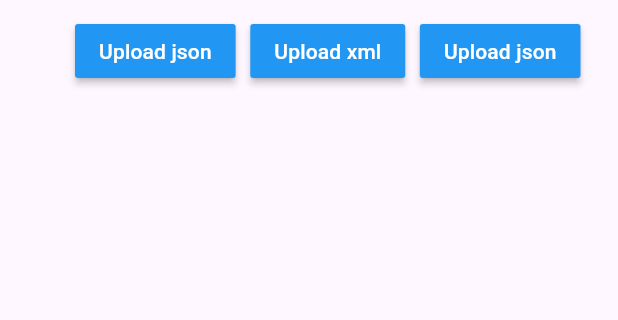
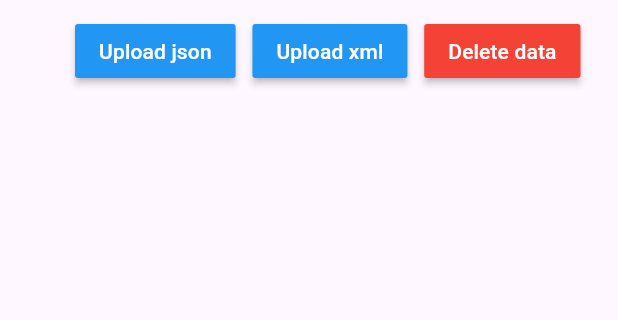
Before and after one commit to 13Andrei13/Flutter-web-Parser, a Flutter app: the screen it shows after launch, on a phone screen of 412 x 824 dp, the part 84-404 px from its top. Run offline on Flutter 3.47's test engine with Material 2 defaults, Android fonts, the light colour scheme and no system bars; our stand-ins replace file_picker; missing offline and left inert: dart:html.

Commit message:
display the data

```diff
--- a/lib/main.dart
+++ b/lib/main.dart
@@ -4,6 +4,7 @@ import 'dart:html';
 import 'package:file_picker/file_picker.dart';
 import 'package:flutter/material.dart';
 import 'package:flutter_xis/classes/petshop_class.dart';
+import 'package:flutter_xis/widgets/petshop_display.dart';
 import 'package:xml/xml.dart';
 
 void main() {
@@ -37,8 +38,10 @@ class MyHomePage extends StatefulWidget {
 }
 
 class _MyHomePageState extends State<MyHomePage> {
-  int _counter = 0;
   String text1 = '';
+  late bool showJson = false;
+  late bool showXml = false;
+  late Petshop petshopMain;
 
   @override
   Widget build(BuildContext context) {
@@ -77,7 +80,12 @@ class _MyHomePageState extends State<MyHomePage> {
                       String str = String.fromCharCodes(byteList);
                       Map<String, dynamic> json = jsonDecode(str);
                       Petshop petshop = Petshop.fromJson(json);
-                      print(petshop);
+
+                      setState(() {
+                        petshopMain = petshop;
+                        showJson = true;
+                        showXml = false;
+                      });
                       // final file = File(result.files.)
                       // final file = File(result.files.first.path.toString() as List<Object>);
                       // final String fileContent = await file.readAsString();
@@ -97,7 +105,7 @@ class _MyHomePageState extends State<MyHomePage> {
                   ),
                   Expanded(
                     child: Container(),
-                    flex: 5,
+                    flex: 2,
                   ),
                   MaterialButton(
                     onPressed: () async {
@@ -114,6 +122,11 @@ class _MyHomePageState extends State<MyHomePage> {
                       }
                       String str = String.fromCharCodes(byteList);
                       Petshop petshop = PetshopfromXML(str);
+                      setState(() {
+                        petshopMain = petshop;
+                        showXml = true;
+                        showJson = false;
+                      });
                     },
                     color: Colors.blue,
                     child: const Text(
@@ -125,13 +138,18 @@ class _MyHomePageState extends State<MyHomePage> {
                   ),
                   Expanded(
                     child: Container(),
-                    flex: 5,
+                    flex: 2,
                   ),
                   MaterialButton(
-                    onPressed: () {},
-                    color: Colors.blue,
+                    onPressed: () {
+                      setState(() {
+                        showXml = false;
+                        showJson = false;
+                      });
+                    },
+                    color: Colors.red,
                     child: const Text(
-                      'Upload json',
+                      'Delete data',
                       style: TextStyle(
                         color: Colors.white,
                       ),
@@ -140,7 +158,14 @@ class _MyHomePageState extends State<MyHomePage> {
                 ],
               ),
             ),
-            Text(text1),
+            if (showXml == true)
+              PetshopWidget(
+                petshop: petshopMain,
+              ),
+            if (showJson == true)
+              PetshopWidget(
+                petshop: petshopMain,
+              ),
           ],
         ),
       ),
```
Also changed, not shown: lib/classes/animal_class.dart (+4 -4 lines), lib/classes/mancare_class.dart (+4 -4 lines), lib/widgets/json_display.dart (deleted, +0 -75 lines), lib/widgets/petshop_display.dart (added, +135 -0 lines).
